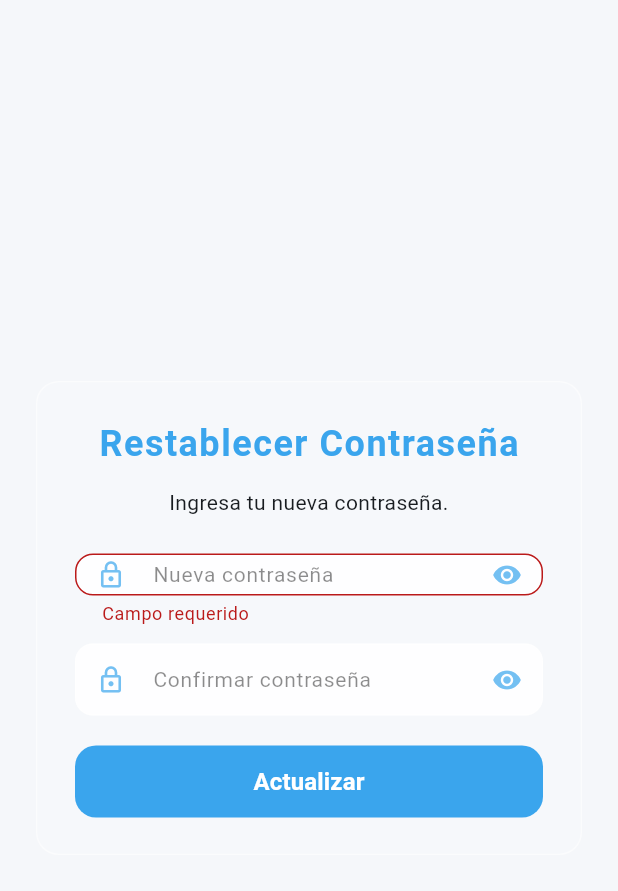
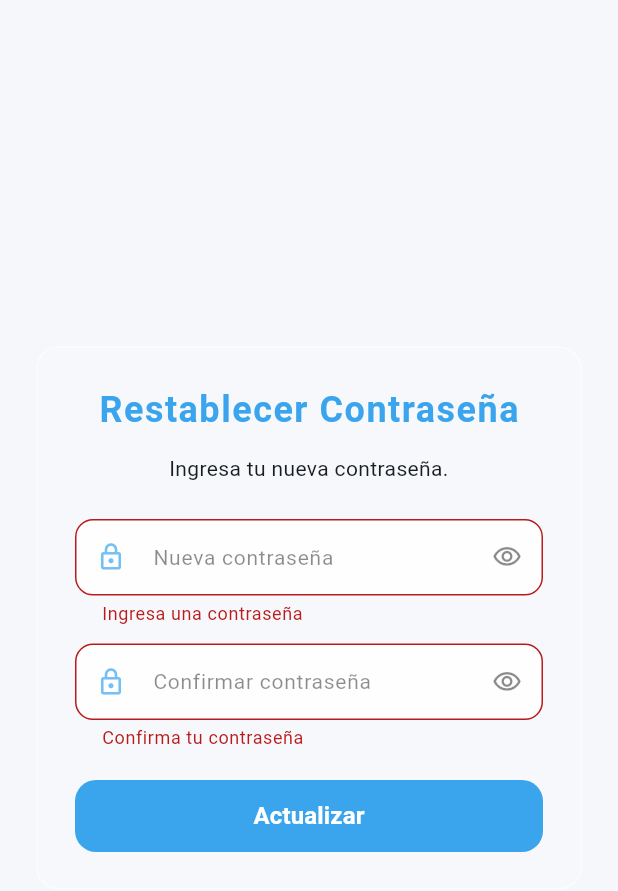
Before and after one commit to julio951010/flumi_app, a Flutter app: the RestablecerContrasenaPantalla widget shown alone on an empty page, opened directly with empty values, after a tap on "Actualizar", on a phone screen of 412 x 824 dp. Shown: the top 891 px of the screen. Run offline on Flutter 3.47's test engine with Material 3 defaults, Android fonts, the phone set to English and light mode, and no system bars; our stand-ins replace connectivity_plus, curved_navigation_bar, drift, shared_preferences, sqlite3_flutter_libs, supabase_flutter; accounts and stored records are empty; generated files the repository leaves out were written again.

Commit message:
arregla RestablecerContrasenaPantalla: NotificacionServicio, responsive, autovalidate, bordes, sin SizedBox

```diff
--- a/lib/features/auth/pantallas/restablecer_contrasena_pantalla.dart
+++ b/lib/features/auth/pantallas/restablecer_contrasena_pantalla.dart
@@ -2,6 +2,7 @@ import 'dart:ui';
 
 import 'package:flutter/material.dart';
 import '../../auth/auth_service.dart';
+import '../../../core/servicios/notificacion_servicio.dart';
 
 class RestablecerContrasenaPantalla extends StatefulWidget {
   final AuthService authService;
@@ -40,17 +41,14 @@ class _RestablecerContrasenaPantallaState
     try {
       await widget.authService.actualizarPassword(_passwordCtrl.text);
       if (!mounted) return;
-      ScaffoldMessenger.of(context).showSnackBar(
-        const SnackBar(
-          content: Text('Contraseña actualizada correctamente.'),
-        ),
+      NotificacionServicio.exito(
+        context,
+        'Contraseña actualizada correctamente.',
       );
       widget.onCompletado();
     } catch (e) {
       if (!mounted) return;
-      ScaffoldMessenger.of(context).showSnackBar(
-        SnackBar(content: Text(e.toString())),
-      );
+      NotificacionServicio.alerta(context, e.toString());
     } finally {
       if (mounted) setState(() => _cargando = false);
     }
@@ -60,12 +58,15 @@ class _RestablecerContrasenaPantallaState
   Widget build(BuildContext context) {
     final primario = Theme.of(context).colorScheme.primary;
     final esOscuro = Theme.of(context).brightness == Brightness.dark;
+    final ancho = MediaQuery.of(context).size.width;
+    final maxCardWidth = ancho > 600 ? 480.0 : 380.0;
+    final horizontalMargin = ancho > 600 ? 48.0 : 24.0;
 
     return Center(
       child: SingleChildScrollView(
         child: Container(
-          margin: const EdgeInsets.symmetric(horizontal: 24),
-          constraints: const BoxConstraints(maxWidth: 380),
+          margin: EdgeInsets.symmetric(horizontal: horizontalMargin),
+          constraints: BoxConstraints(maxWidth: maxCardWidth),
           decoration: BoxDecoration(
             border: Border.all(color: Colors.white.withOpacity(0.5)),
             borderRadius: BorderRadius.circular(15),
@@ -82,6 +83,7 @@ class _RestablecerContrasenaPantallaState
                 ),
                 child: Form(
                   key: _formKey,
+                  autovalidateMode: AutovalidateMode.onUserInteraction,
                   child: Column(
                     mainAxisSize: MainAxisSize.min,
                     children: [
@@ -111,6 +113,11 @@ class _RestablecerContrasenaPantallaState
                         onCambioVisibilidad: () =>
                             setState(() => _verPassword = !_verPassword),
                         colorPrimario: primario,
+                        validator: (v) {
+                          if (v == null || v.isEmpty) return 'Ingresa una contraseña';
+                          if (v.length < 6) return 'Mínimo 6 caracteres';
+                          return null;
+                        },
                       ),
                       const SizedBox(height: 12),
                       _CampoRestablecer(
@@ -124,9 +131,8 @@ class _RestablecerContrasenaPantallaState
                             setState(() => _verConfirmar = !_verConfirmar),
                         colorPrimario: primario,
                         validator: (v) {
-                          if (v != _passwordCtrl.text) {
-                            return 'Las contraseñas no coinciden';
-                          }
+                          if (v == null || v.isEmpty) return 'Confirma tu contraseña';
+                          if (v != _passwordCtrl.text) return 'Las contraseñas no coinciden';
                           return null;
                         },
                       ),
@@ -199,19 +205,10 @@ class _CampoRestablecer extends StatelessWidget {
 
   @override
   Widget build(BuildContext context) {
-    return SizedBox(
-      height: 48,
-      child: TextFormField(
+    return TextFormField(
         controller: controlador,
         obscureText: esPassword && !verPassword,
-        validator: validator ??
-            (v) {
-              if (v == null || v.isEmpty) return 'Campo requerido';
-              if (esPassword && v.length < 6) {
-                return 'Mínimo 6 caracteres';
-              }
-              return null;
-            },
+        validator: validator,
         style: TextStyle(
           color: esOscuro ? Colors.white : Colors.black87,
           fontSize: 15,
@@ -232,38 +229,34 @@ class _CampoRestablecer extends StatelessWidget {
           suffixIcon: esPassword
               ? IconButton(
                   icon: Icon(
-                    verPassword ? Icons.visibility_off : Icons.visibility,
-                    color: colorPrimario.withOpacity(0.7),
+                    verPassword
+                        ? Icons.visibility_off_outlined
+                        : Icons.visibility_outlined,
+                    color: esOscuro ? Colors.white70 : Colors.black45,
                     size: 20,
                   ),
                   onPressed: onCambioVisibilidad,
+                  padding: EdgeInsets.zero,
+                  constraints: const BoxConstraints(),
                 )
               : null,
           border: OutlineInputBorder(
             borderRadius: BorderRadius.circular(12),
-            borderSide: BorderSide(
-              color: Colors.white.withOpacity(0.5),
-            ),
+            borderSide: BorderSide(color: colorPrimario.withOpacity(0.3)),
           ),
           enabledBorder: OutlineInputBorder(
             borderRadius: BorderRadius.circular(12),
-            borderSide: BorderSide(
-              color: Colors.white.withOpacity(0.5),
-            ),
+            borderSide: BorderSide(color: colorPrimario.withOpacity(0.3)),
           ),
           focusedBorder: OutlineInputBorder(
             borderRadius: BorderRadius.circular(12),
-            borderSide: BorderSide(
-              color: colorPrimario,
-              width: 1.5,
-            ),
+            borderSide: BorderSide(color: colorPrimario, width: 1.5),
           ),
           contentPadding: const EdgeInsets.symmetric(
             horizontal: 14,
             vertical: 14,
           ),
         ),
-      ),
-    );
+      );
   }
 }
```
